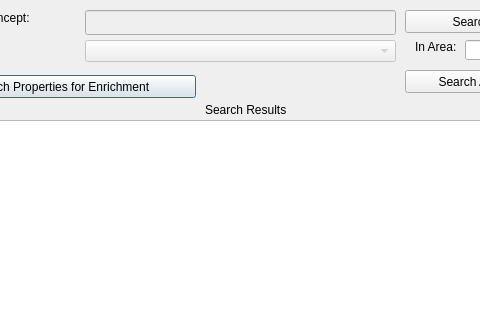
First picture: the form in dialogs/ui/whattoenrichdialog.ui, repository sparqlunicorn/sparqlunicornGoesGIS, before the edit; both pictures show x 85 to 565 and y 0 to 320 of the 847 by 458 pixel window.
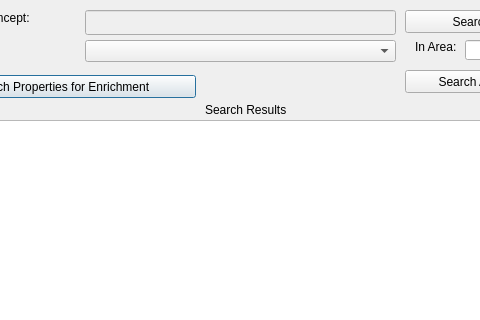
Second picture: the form after the edit.

The edit to the form file:
```diff
--- a/dialogs/ui/whattoenrichdialog.ui
+++ b/dialogs/ui/whattoenrichdialog.ui
@@ -41,7 +41,7 @@
   </widget>
   <widget class="QComboBox" name="tripleStoreEdit">
    <property name="enabled">
-    <bool>false</bool>
+    <bool>true</bool>
    </property>
    <property name="geometry">
     <rect>
```
